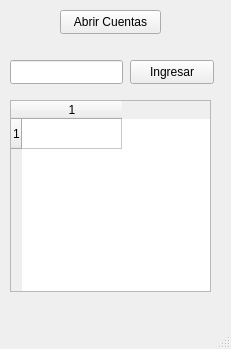
Qt form Modules/views/main/prueba.ui (gbelot2003/pyqt5UseCase) before a commit.
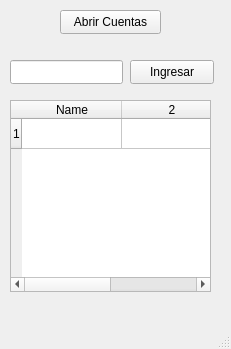
The same form after that commit.

Patch:
```diff
--- a/Modules/views/main/prueba.ui
+++ b/Modules/views/main/prueba.ui
@@ -66,12 +66,17 @@
      <number>1</number>
     </property>
     <property name="columnCount">
-     <number>1</number>
+     <number>2</number>
     </property>
     <attribute name="horizontalHeaderCascadingSectionResizes">
      <bool>true</bool>
     </attribute>
     <row/>
+    <column>
+     <property name="text">
+      <string>Name</string>
+     </property>
+    </column>
     <column/>
    </widget>
   </widget>
```
